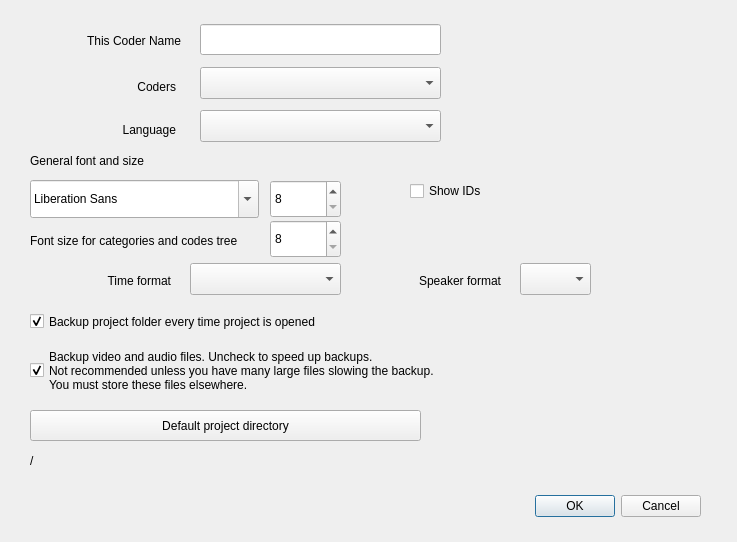
This is GUI_UIs/ui_dialog_settings.ui in ccbogel/QualCoder as Qt 5 draws it before an edit. The edited form follows.
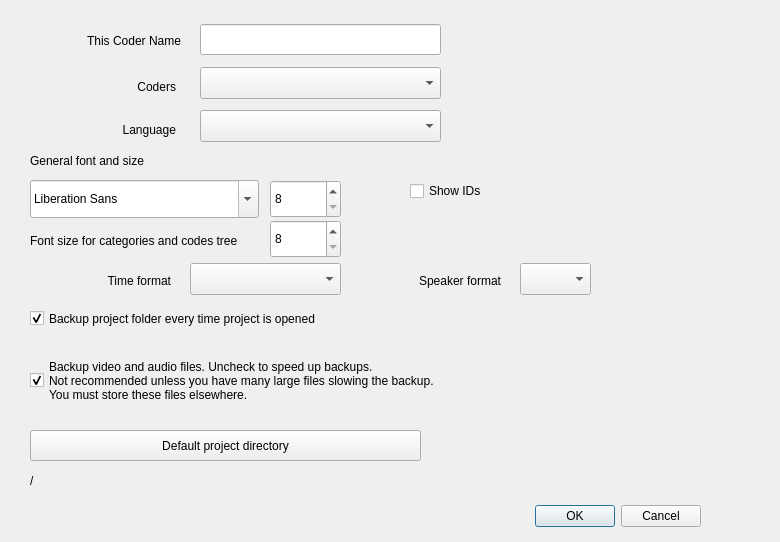
This is the edited form.

Commit message: improved widget spacing for larger 14 size font

```diff
--- a/GUI_UIs/ui_dialog_settings.ui
+++ b/GUI_UIs/ui_dialog_settings.ui
@@ -6,7 +6,7 @@
    <rect>
     <x>0</x>
     <y>0</y>
-    <width>737</width>
+    <width>780</width>
     <height>542</height>
    </rect>
   </property>
@@ -17,7 +17,7 @@
    <property name="geometry">
     <rect>
      <x>440</x>
-     <y>490</y>
+     <y>500</y>
      <width>261</width>
      <height>32</height>
     </rect>
@@ -114,7 +114,7 @@
    <property name="geometry">
     <rect>
      <x>30</x>
-     <y>450</y>
+     <y>470</y>
      <width>671</width>
      <height>21</height>
     </rect>
@@ -127,7 +127,7 @@
    <property name="geometry">
     <rect>
      <x>30</x>
-     <y>410</y>
+     <y>430</y>
      <width>391</width>
      <height>31</height>
     </rect>
@@ -230,8 +230,8 @@
    <property name="geometry">
     <rect>
      <x>30</x>
-     <y>310</y>
-     <width>511</width>
+     <y>307</y>
+     <width>721</width>
      <height>23</height>
     </rect>
    </property>
@@ -247,8 +247,8 @@
     <rect>
      <x>30</x>
      <y>340</y>
-     <width>651</width>
-     <height>61</height>
+     <width>721</width>
+     <height>81</height>
     </rect>
    </property>
    <property name="text">
```
The commit also changes 1 other file.
